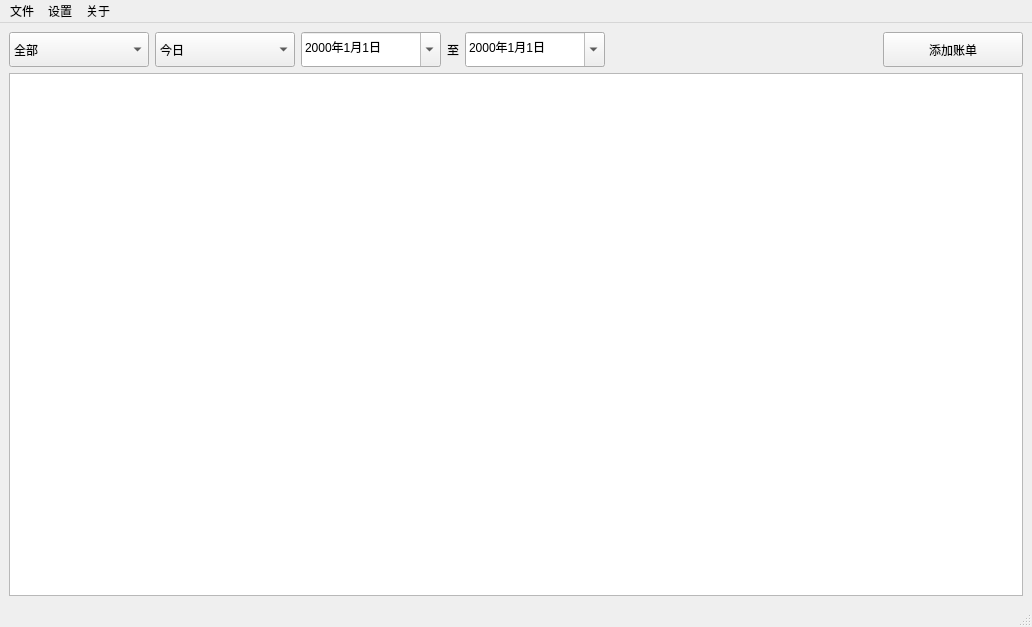
First picture: the form in src/ui/mainview.ui, repository xmujin/xledger, before the edit.
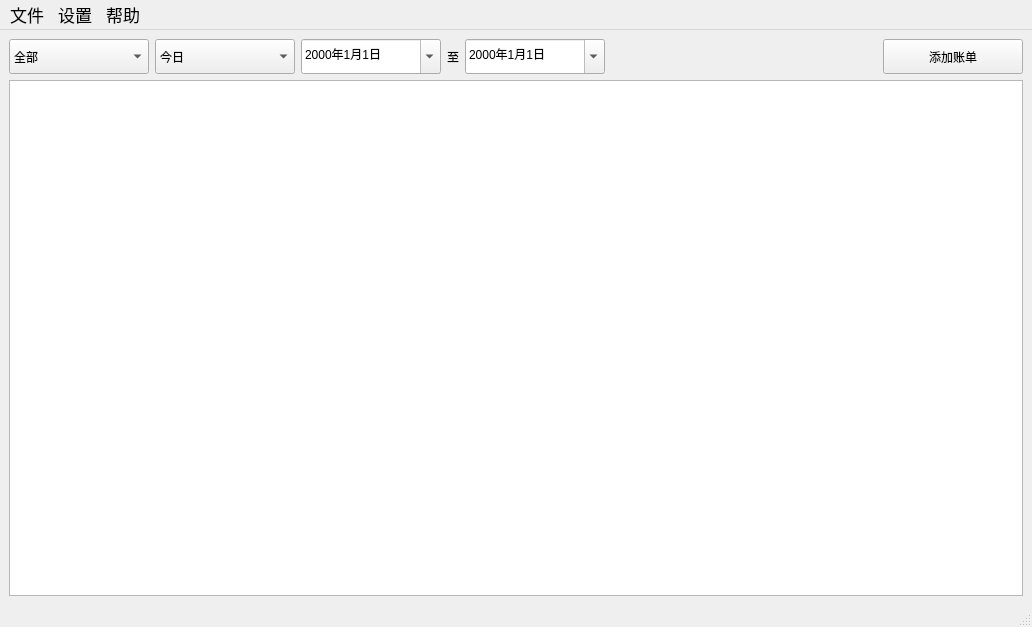
Second picture: the form after the edit. Custom widgets are drawn as their Qt base class.

The edit to the form file:
```diff
--- a/src/ui/mainview.ui
+++ b/src/ui/mainview.ui
@@ -201,6 +201,11 @@
      <height>33</height>
     </rect>
    </property>
+   <property name="font">
+    <font>
+     <pointsize>13</pointsize>
+    </font>
+   </property>
    <widget class="QMenu" name="file">
     <property name="title">
      <string>文件</string>
@@ -212,14 +217,22 @@
     </property>
     <addaction name="addcategorytag"/>
    </widget>
-   <widget class="QMenu" name="about">
+   <widget class="QMenu" name="help">
+    <property name="geometry">
+     <rect>
+      <x>341</x>
+      <y>162</y>
+      <width>142</width>
+      <height>88</height>
+     </rect>
+    </property>
     <property name="title">
-     <string>关于</string>
+     <string>帮助</string>
     </property>
    </widget>
    <addaction name="file"/>
    <addaction name="setting"/>
-   <addaction name="about"/>
+   <addaction name="help"/>
   </widget>
   <widget class="QStatusBar" name="statusbar"/>
   <action name="addcategorytag">
```
Left out of the diff: 27 changed lines with no effect on the pictures.
